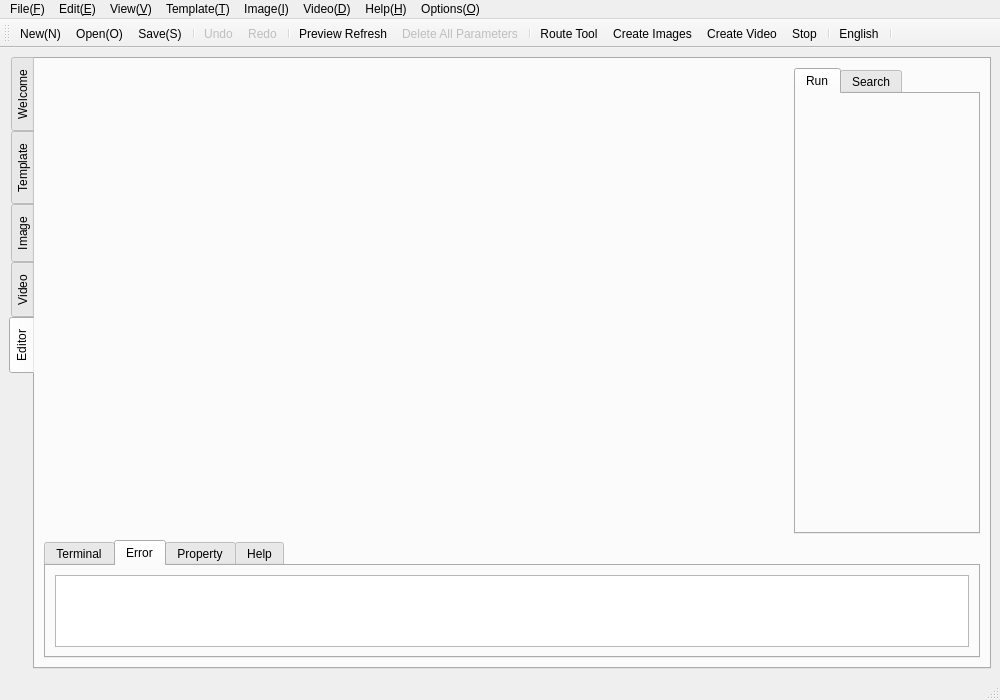
Before: the Qt Designer form src/mainwindow.ui in Teddy-van-Jerry/Fractal_Designer, drawn with Qt 5.
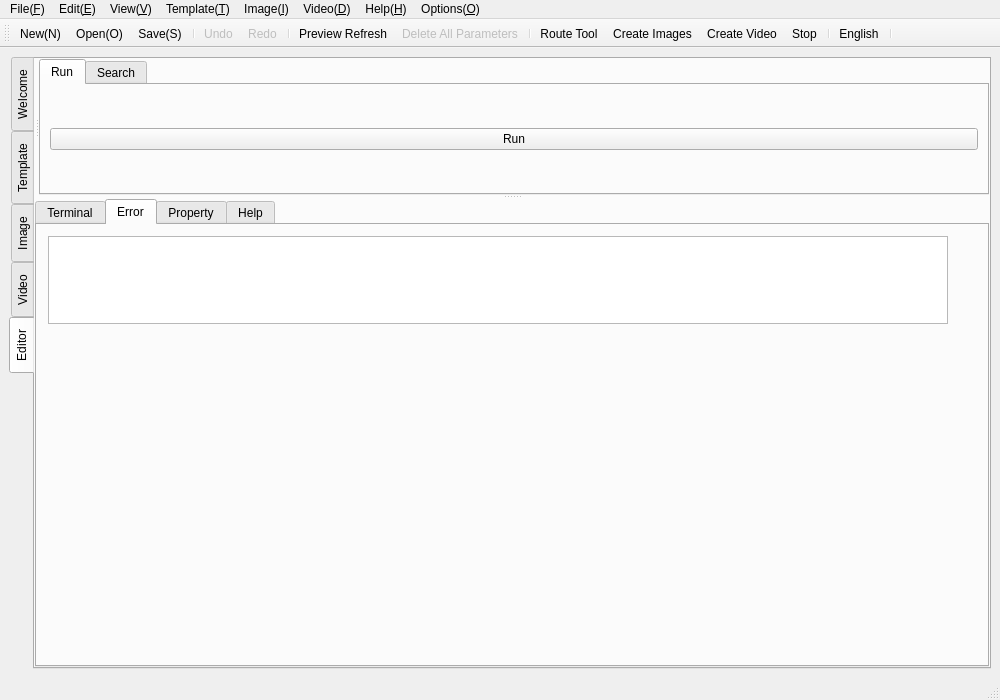
After: the same form once the commit is applied. The open tabs and pages were chosen to show the change. Icons and pictures are not drawn.

What changed in the file:
```diff
--- a/src/mainwindow.ui
+++ b/src/mainwindow.ui
@@ -1706,17 +1706,34 @@
        <attribute name="title">
         <string>Editor</string>
        </attribute>
-       <layout class="QGridLayout" name="gridLayout_14" rowstretch="5,1" columnstretch="4,1">
+       <layout class="QGridLayout" name="gridLayout_14">
+        <property name="leftMargin">
+         <number>0</number>
+        </property>
+        <property name="topMargin">
+         <number>0</number>
+        </property>
+        <property name="rightMargin">
+         <number>0</number>
+        </property>
+        <property name="bottomMargin">
+         <number>0</number>
+        </property>
         <item row="0" column="0">
+         <widget class="QSplitter" name="splitter_Editor">
+          <property name="orientation">
+           <enum>Qt::Vertical</enum>
+          </property>
+          <widget class="QWidget" name="widget_Editor_Up" native="true">
+           <layout class="QGridLayout" name="gridLayout_18">
+            <item row="0" column="0">
+             <widget class="QSplitter" name="splitter_Editor_Up">
+              <property name="orientation">
+               <enum>Qt::Horizontal</enum>
+              </property>
          <widget class="QWidget" name="Editor_widget" native="true">
-          <layout class="QGridLayout" name="Editor_layout">
-           <item row="0" column="0">
             <layout class="QGridLayout" name="gridLayout_Editor"/>
-           </item>
-          </layout>
-         </widget>
-        </item>
-        <item row="0" column="1">
+              </widget>
          <widget class="QTabWidget" name="Tool_widget">
           <property name="currentIndex">
            <number>0</number>
@@ -1725,6 +1742,15 @@
            <attribute name="title">
             <string>Run</string>
            </attribute>
+                <layout class="QGridLayout" name="gridLayout_23">
+                 <item row="0" column="0">
+                  <widget class="QPushButton" name="pushButton_CodeRun">
+                   <property name="text">
+                    <string>Run</string>
+                   </property>
+                  </widget>
+                 </item>
+                </layout>
           </widget>
           <widget class="QWidget" name="Search_tab">
            <attribute name="title">
@@ -1732,11 +1758,22 @@
            </attribute>
           </widget>
          </widget>
-        </item>
-        <item row="1" column="0" colspan="2">
+             </widget>
+            </item>
+           </layout>
+          </widget>
+          <widget class="QWidget" name="widget_Editor_Down" native="true">
+           <layout class="QGridLayout" name="gridLayout_17">
+            <property name="topMargin">
+             <number>0</number>
+            </property>
+            <property name="bottomMargin">
+             <number>0</number>
+            </property>
+            <item row="0" column="0">
          <widget class="QTabWidget" name="Editor_Button_widget">
           <property name="currentIndex">
-           <number>1</number>
+               <number>0</number>
           </property>
           <widget class="QWidget" name="tab_terminal">
            <attribute name="title">
@@ -1761,11 +1798,16 @@
            <attribute name="title">
             <string>Error</string>
            </attribute>
-           <layout class="QGridLayout" name="gridLayout_15">
-            <item row="0" column="0">
-             <widget class="QTableView" name="tableView_error"/>
-            </item>
-           </layout>
+               <widget class="QTableView" name="tableView_error">
+                <property name="geometry">
+                 <rect>
+                  <x>11</x>
+                  <y>11</y>
+                  <width>900</width>
+                  <height>88</height>
+                 </rect>
+                </property>
+               </widget>
           </widget>
           <widget class="QWidget" name="tab_property">
            <attribute name="title">
@@ -1785,6 +1827,10 @@
     </item>
    </layout>
   </widget>
+     </widget>
+    </item>
+   </layout>
+  </widget>
   <widget class="QMenuBar" name="menubar">
    <property name="geometry">
     <rect>
```
Left out of the diff: 2 changed lines with no effect on the pictures. Lines whose indentation alone changed are shown as unchanged.
